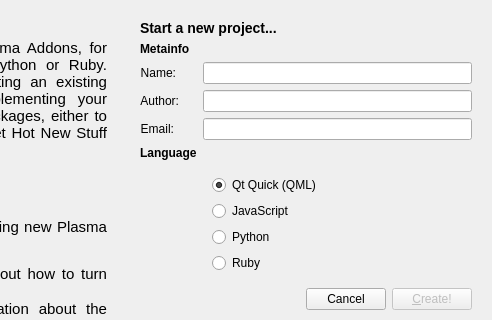
KDE/plasma-sdk, file startpage.ui: the form before one commit; both pictures show x 383 to 875 and y 0 to 320 of the 875 by 664 pixel window.
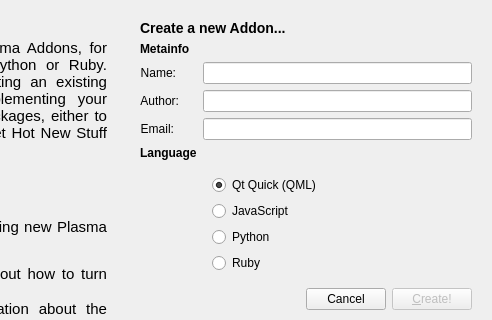
The form after the commit. The open tabs and pages were chosen to show the change. Custom widgets are drawn as their Qt base class.

Commit message: consistent language

```diff
--- a/startpage.ui
+++ b/startpage.ui
@@ -310,7 +310,11 @@
        <item>
         <widget class="QLabel" name="label_7">
          <property name="text">
-          <string>&lt;h3&gt;Start a new project...&lt;/h3&gt;</string>
+          <string>&lt;!DOCTYPE HTML PUBLIC &quot;-//W3C//DTD HTML 4.0//EN&quot; &quot;http://www.w3.org/TR/REC-html40/strict.dtd&quot;&gt;
+&lt;html&gt;&lt;head&gt;&lt;meta name=&quot;qrichtext&quot; content=&quot;1&quot; /&gt;&lt;style type=&quot;text/css&quot;&gt;
+p, li { white-space: pre-wrap; }
+&lt;/style&gt;&lt;/head&gt;&lt;body style=&quot; font-family:'Sans Serif'; font-size:11pt; font-weight:400; font-style:normal;&quot;&gt;
+&lt;p style=&quot; margin-top:14px; margin-bottom:12px; margin-left:0px; margin-right:0px; -qt-block-indent:0; text-indent:0px;&quot;&gt;&lt;span style=&quot; font-size:large; font-weight:600;&quot;&gt;Create a new Addon...&lt;/span&gt;&lt;/p&gt;&lt;/body&gt;&lt;/html&gt;</string>
          </property>
         </widget>
        </item>
```
